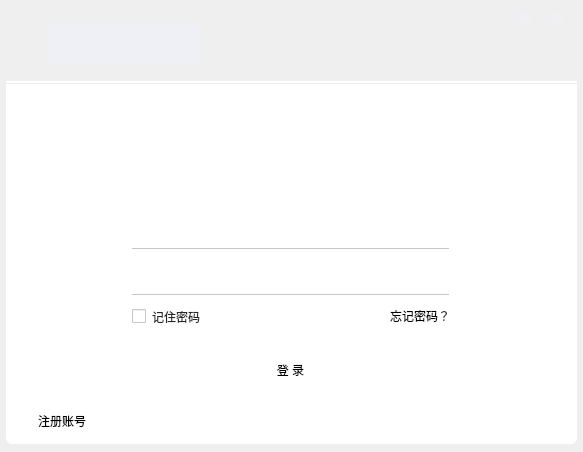
Before: the Qt Designer form tcpclient.ui in HustGw/CLLLLLLLSAFFFFFEWINN, drawn with Qt 5.
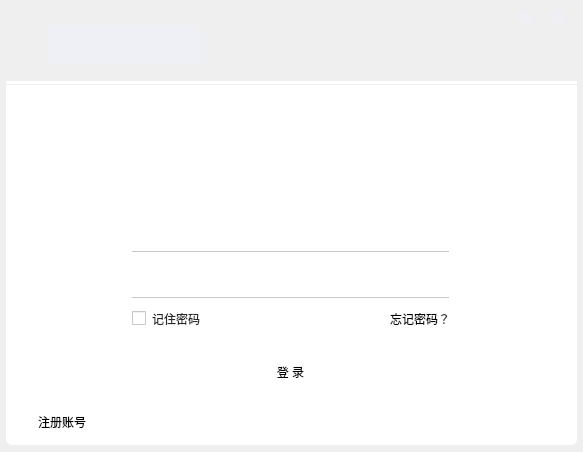
After: the same form once the commit is applied. Icons and pictures are not drawn.

```diff
--- a/tcpclient.ui
+++ b/tcpclient.ui
@@ -19,7 +19,7 @@
      <x>6</x>
      <y>81</y>
      <width>571</width>
-     <height>363</height>
+     <height>364</height>
     </rect>
    </property>
    <property name="styleSheet">
@@ -31,9 +31,9 @@
     <property name="geometry">
      <rect>
       <x>126</x>
-      <y>268</y>
+      <y>271</y>
       <width>317</width>
-      <height>41</height>
+      <height>40</height>
      </rect>
     </property>
     <property name="styleSheet">
@@ -47,7 +47,7 @@
     <property name="geometry">
      <rect>
       <x>126</x>
-      <y>227</y>
+      <y>229</y>
       <width>100</width>
       <height>17</height>
      </rect>
@@ -63,7 +63,7 @@
     <property name="geometry">
      <rect>
       <x>230</x>
-      <y>18</y>
+      <y>20</y>
       <width>112</width>
       <height>112</height>
      </rect>
@@ -78,7 +78,7 @@
       <x>167</x>
       <y>145</y>
       <width>200</width>
-      <height>17</height>
+      <height>19</height>
      </rect>
     </property>
     <property name="contextMenuPolicy">
@@ -102,7 +102,7 @@
     <property name="geometry">
      <rect>
       <x>127</x>
-      <y>144</y>
+      <y>146</y>
       <width>15</width>
       <height>17</height>
      </rect>
@@ -118,7 +118,7 @@
     <property name="geometry">
      <rect>
       <x>127</x>
-      <y>189</y>
+      <y>191</y>
       <width>15</width>
       <height>18</height>
      </rect>
@@ -134,7 +134,7 @@
     <property name="geometry">
      <rect>
       <x>126</x>
-      <y>167</y>
+      <y>170</y>
       <width>317</width>
       <height>1</height>
      </rect>
@@ -162,7 +162,7 @@
       <x>167</x>
       <y>189</y>
       <width>200</width>
-      <height>18</height>
+      <height>19</height>
      </rect>
     </property>
     <property name="styleSheet">
@@ -174,7 +174,7 @@
     <property name="geometry">
      <rect>
       <x>126</x>
-      <y>213</y>
+      <y>216</y>
       <width>317</width>
       <height>1</height>
      </rect>
@@ -194,7 +194,7 @@
     <property name="geometry">
      <rect>
       <x>21</x>
-      <y>325</y>
+      <y>326</y>
       <width>70</width>
       <height>30</height>
      </rect>
@@ -216,7 +216,7 @@
     <property name="geometry">
      <rect>
       <x>364</x>
-      <y>225</y>
+      <y>228</y>
       <width>100</width>
       <height>20</height>
      </rect>
@@ -235,7 +235,7 @@
     <property name="geometry">
      <rect>
       <x>427</x>
-      <y>149</y>
+      <y>151</y>
       <width>16</width>
       <height>8</height>
      </rect>
@@ -258,7 +258,7 @@
     <property name="geometry">
      <rect>
       <x>428</x>
-      <y>192</y>
+      <y>194</y>
       <width>12</width>
       <height>15</height>
      </rect>
@@ -284,7 +284,7 @@
      <x>4</x>
      <y>5</y>
      <width>575</width>
-     <height>79</height>
+     <height>80</height>
     </rect>
    </property>
    <property name="mouseTracking">
```
Left out of the diff: 6 changed lines with no effect on the pictures.
